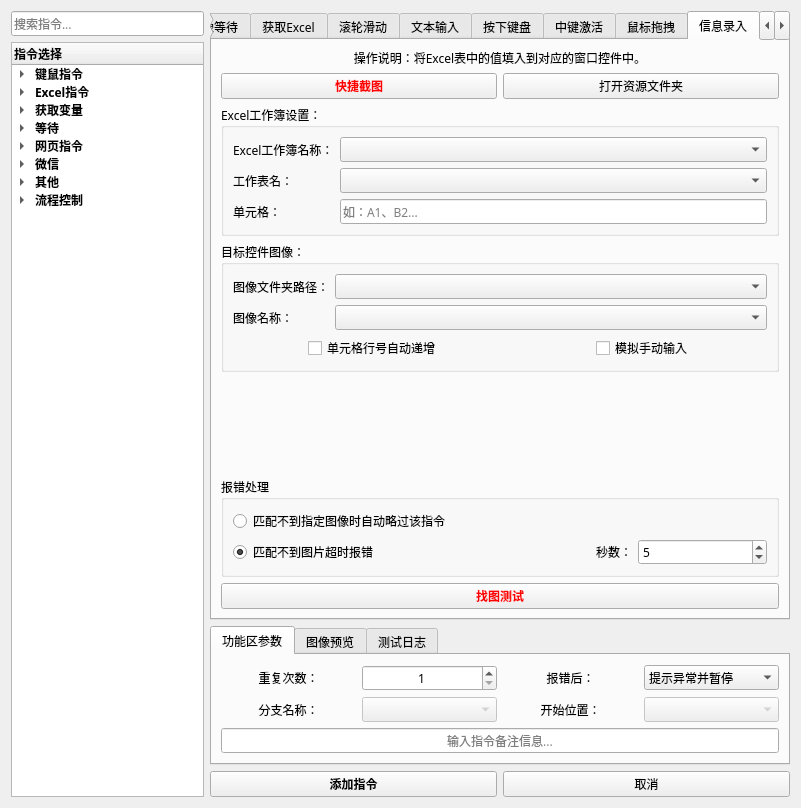
FsterThanLight/automatic_clicker_2, file 窗体/导航窗口.ui: the form before one commit.
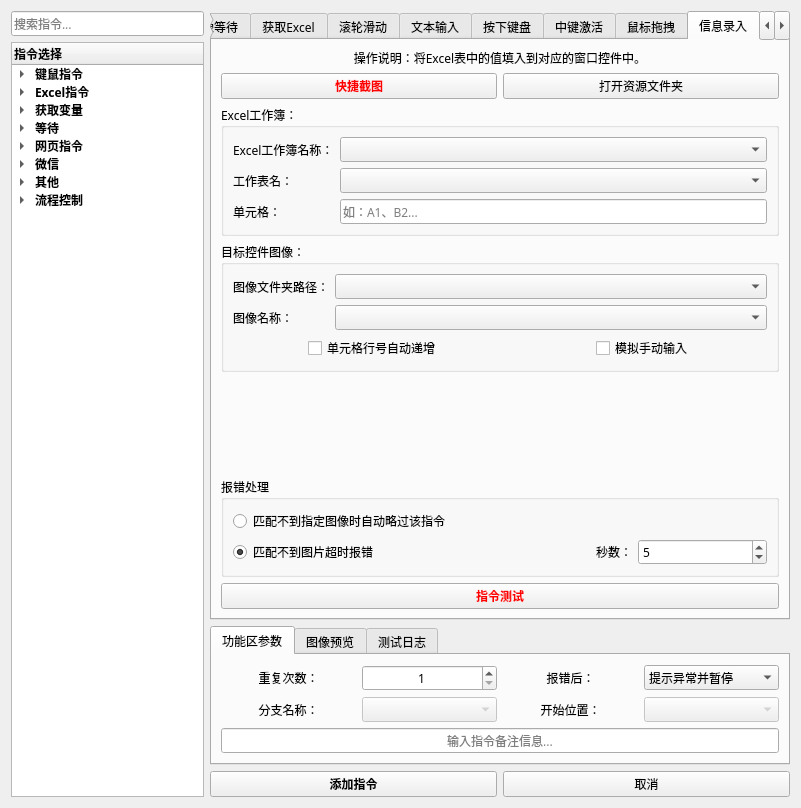
The form after the commit. Icons and pictures are not drawn.

Commit message: 2024年05月16日 16:22:38 修复信息录入指令

Diff of the .ui file:
```diff
--- a/窗体/导航窗口.ui
+++ b/窗体/导航窗口.ui
@@ -3318,7 +3318,7 @@
          <item>
           <widget class="QGroupBox" name="groupBox_67">
            <property name="title">
-            <string>Excel工作簿设置：</string>
+            <string>Excel工作簿：</string>
            </property>
            <layout class="QGridLayout" name="gridLayout_7" columnstretch="1,5">
             <item row="0" column="0">
@@ -3582,7 +3582,7 @@
             </font>
            </property>
            <property name="text">
-            <string>找图测试</string>
+            <string>指令测试</string>
            </property>
           </widget>
          </item>
```
The commit also changes 4 other files.
